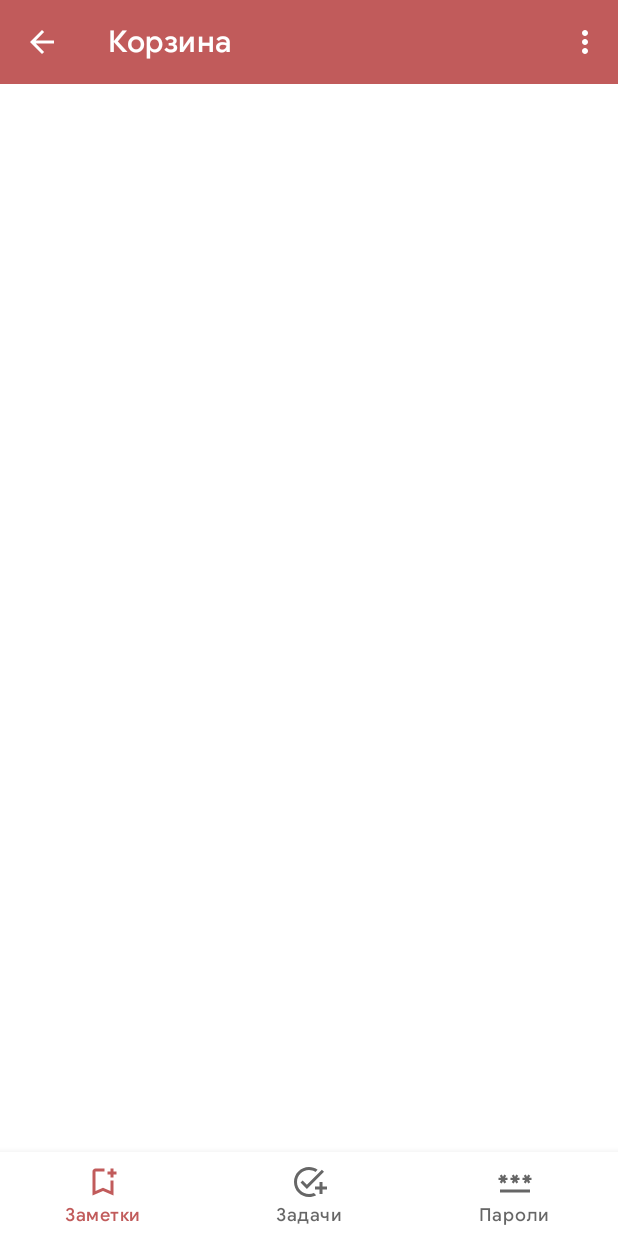
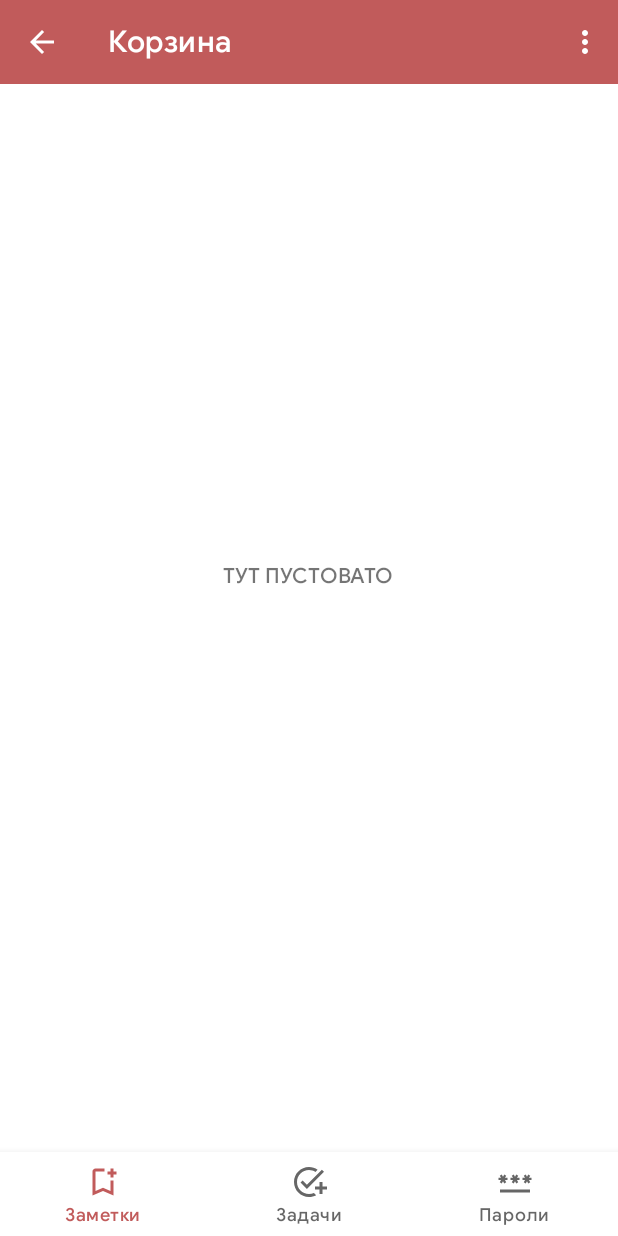
Before and after one commit to Liggidarck/Fluffy-Fox, an Android app: the BinNoteFragment screen opened through its navigation route, on a phone screen of 412 x 824 dp. Run offline under Robolectric (Android 15) with nearby library versions, the phone set to English and light mode, and no system bars; our stand-ins replace Room's generated code, navigation-ui.

Commit message:
add empty view no notes

```diff
--- a/app/src/main/java/com/george/android/tasker/data/database/notes/recycle_bin/BinNoteDao.java
+++ b/app/src/main/java/com/george/android/tasker/data/database/notes/recycle_bin/BinNoteDao.java
@@ -16,8 +16,8 @@ public interface BinNoteDao {
     @Insert
     void insert(BinNote binNote);
 
-    @Delete
-    void delete(BinNote binNote);
+    @Query("DELETE FROM note_bin WHERE id LIKE :id")
+    void delete(int id);
 
     @Query("SELECT * FROM note_bin")
     LiveData<List<BinNote>> getAllBinNote();
--- a/app/src/main/java/com/george/android/tasker/data/repository/BinNoteRepository.java
+++ b/app/src/main/java/com/george/android/tasker/data/repository/BinNoteRepository.java
@@ -32,8 +32,8 @@ public class BinNoteRepository {
         service.execute(binNoteDao::deleteBin);
     }
 
-    public void delete(BinNote binNote) {
-        service.execute(() -> binNoteDao.delete(binNote));
+    public void delete(int id) {
+        service.execute(() -> binNoteDao.delete(id));
     }
 
     public LiveData<List<BinNote>> getAllBinNotes() {
--- a/app/src/main/java/com/george/android/tasker/data/viewmodel/NoteBinViewModel.java
+++ b/app/src/main/java/com/george/android/tasker/data/viewmodel/NoteBinViewModel.java
@@ -25,8 +25,8 @@ public class NoteBinViewModel extends AndroidViewModel {
         repository.insert(note);
     }
 
-    public void delete(BinNote binNote) {
-        repository.delete(binNote);
+    public void delete(int id) {
+        repository.delete(id);
     }
 
     public void clearBin() {
--- a/app/src/main/java/com/george/android/tasker/ui/notes/BinNoteFragment.java
+++ b/app/src/main/java/com/george/android/tasker/ui/notes/BinNoteFragment.java
@@ -64,8 +64,18 @@ public class BinNoteFragment extends Fragment {
         binding.recyclerViewBinNote.setHasFixedSize(true);
         binding.recyclerViewBinNote.setAdapter(binNoteAdapter);
 
-        binViewModel.getAllBinNotes().observe(BinNoteFragment.this.requireActivity(),
-                binNotes -> binNoteAdapter.setBinNotes(binNotes));
+        binViewModel.getAllBinNotes().observe(BinNoteFragment.this.requireActivity(), binNotes -> {
+            binNoteAdapter.setBinNotes(binNotes);
+            try {
+                if (binNotes.size() == 0) {
+                    binding.emptyView.setVisibility(View.VISIBLE);
+                } else {
+                    binding.emptyView.setVisibility(View.INVISIBLE);
+                }
+            } catch (Exception e) {
+                e.printStackTrace();
+            }
+        });
 
         new ItemTouchHelper(new ItemTouchHelper.SimpleCallback(0,
                 ItemTouchHelper.LEFT | ItemTouchHelper.RIGHT) {
@@ -84,7 +94,7 @@ public class BinNoteFragment extends Fragment {
 
                 Note note = new Note(title, description);
                 noteViewModel.insert(note);
-                binViewModel.delete(binNote);
+                binViewModel.delete(binNote.getId());
             }
         }).attachToRecyclerView(binding.recyclerViewBinNote);
 
--- a/app/src/main/java/com/george/android/tasker/ui/notes/NoteFragment.java
+++ b/app/src/main/java/com/george/android/tasker/ui/notes/NoteFragment.java
@@ -60,7 +60,18 @@ public class NoteFragment extends Fragment {
         binding.recyclerViewNotes.setHasFixedSize(true);
         binding.recyclerViewNotes.setAdapter(noteAdapter);
 
-        noteViewModel.getAllNotes().observe(NoteFragment.this.requireActivity(), noteAdapter::setNotes);
+        noteViewModel.getAllNotes().observe(NoteFragment.this.requireActivity(), listNotes -> {
+            noteAdapter.setNotes(listNotes);
+            try {
+                if (listNotes.size() == 0) {
+                    binding.emptyView.setVisibility(View.VISIBLE);
+                } else {
+                    binding.emptyView.setVisibility(View.INVISIBLE);
+                }
+            } catch (Exception e) {
+                e.printStackTrace();
+            }
+        });
 
         new ItemTouchHelper(new ItemTouchHelper.SimpleCallback(0, ItemTouchHelper.LEFT | ItemTouchHelper.RIGHT) {
             @Override
@@ -72,15 +83,13 @@ public class NoteFragment extends Fragment {
             @Override
             public void onSwiped(@NonNull RecyclerView.ViewHolder viewHolder, int direction) {
                 Note note = noteAdapter.getNoteAt(viewHolder.getAdapterPosition());
-                String title = note.getTitle();
-                String description = note.getDescription();
-                BinNote binNote = new BinNote(title, description);
+                BinNote binNote = new BinNote(note.getTitle(), note.getDescription());
 
                 binViewModel.insert(binNote);
                 noteViewModel.delete(note.getId());
 
                 Snackbar.make(binding.fragmentNoteCoordinator,
-                                "Заметка " + title + " удалена", Snackbar.LENGTH_SHORT)
+                                "Заметка " + note.getTitle() + " удалена", Snackbar.LENGTH_SHORT)
                         .show();
             }
         }).attachToRecyclerView(binding.recyclerViewNotes);
--- a/app/src/main/res/layout/fragment_bin_note.xml
+++ b/app/src/main/res/layout/fragment_bin_note.xml
@@ -33,4 +33,17 @@
 
     </androidx.coordinatorlayout.widget.CoordinatorLayout>
 
+    <RelativeLayout
+        android:id="@+id/emptyView"
+        android:layout_width="match_parent"
+        android:layout_height="match_parent" >
+
+        <TextView
+            android:layout_width="wrap_content"
+            android:layout_height="wrap_content"
+            android:text="ТУТ ПУСТОВАТО"
+            android:layout_centerInParent="true" />
+
+    </RelativeLayout>
+
 </RelativeLayout>
```
Also changed, not shown: app/build.gradle (+8 -14 lines), app/src/main/res/layout/fragment_note.xml (+13 -0 lines).
